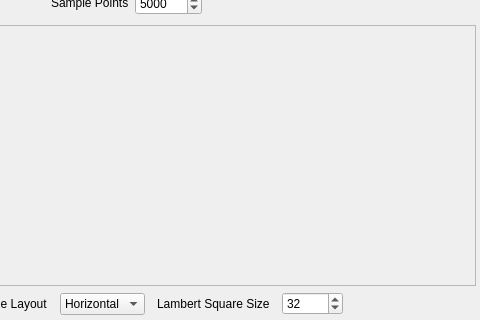
Above: Source/Plugins/StatsGenerator/Widgets/UI_Files/StatsGenAxisODFWidget.ui from BlueQuartzSoftware/DREAM3D before the change; both pictures show x 251 to 731 and y 212 to 532 of the 731 by 532 pixel window. Below: the same form after it.
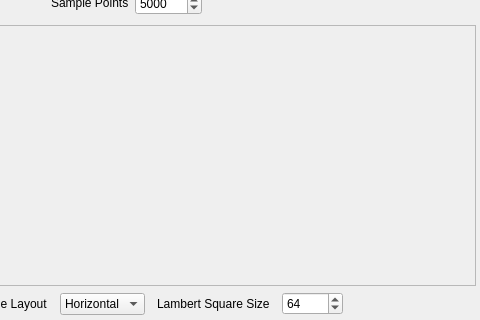
That is the form after the change. Icons and pictures are not drawn. Custom widgets are drawn as their Qt base class.

Commit message: Change default number of Lamber squares to 64.

Diff of the .ui file:
```diff
--- a/Source/Plugins/StatsGenerator/Widgets/UI_Files/StatsGenAxisODFWidget.ui
+++ b/Source/Plugins/StatsGenerator/Widgets/UI_Files/StatsGenAxisODFWidget.ui
@@ -308,7 +308,7 @@
             <number>10000</number>
            </property>
            <property name="value">
-            <number>32</number>
+            <number>64</number>
            </property>
           </widget>
          </item>
```
Left out of the diff: 3 changed lines with no effect on the pictures. The commit also changes 1 other file.
